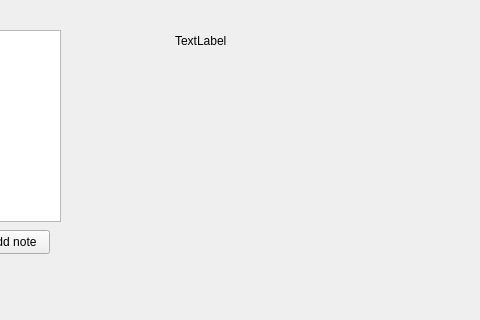
Above: Client_windows/mainwindow.ui from annae10/TravelNotes before the change; both pictures show x 235 to 715 and y 0 to 320 of the 800 by 600 pixel window. Below: the same form after it.
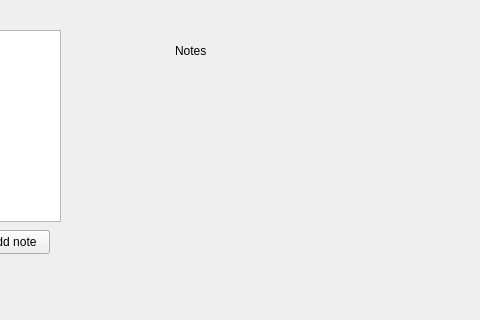
That is the form after the change.

The edit to the form file:
```diff
--- a/Client_windows/mainwindow.ui
+++ b/Client_windows/mainwindow.ui
@@ -31,13 +31,13 @@
     <property name="geometry">
      <rect>
       <x>410</x>
-      <y>30</y>
+      <y>40</y>
       <width>131</width>
       <height>21</height>
      </rect>
     </property>
     <property name="text">
-     <string>TextLabel</string>
+     <string>Notes</string>
     </property>
    </widget>
    <widget class="QPushButton" name="pushButton_2">
```
